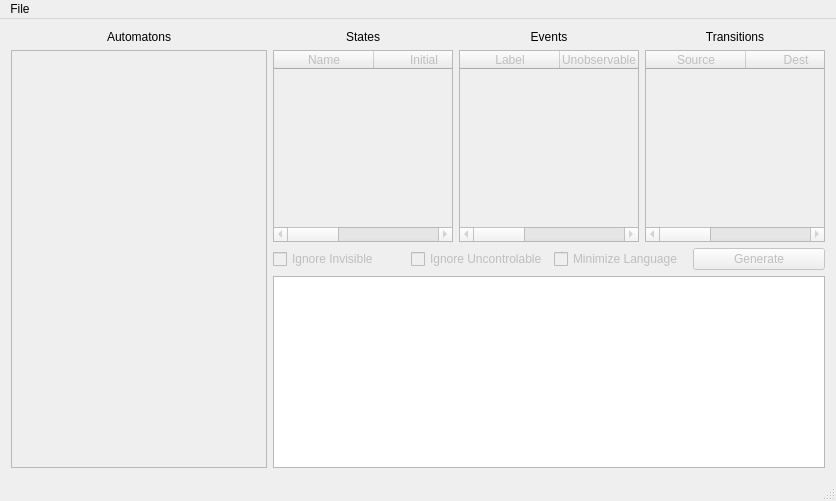
Above: TER_Code/mainwindow.ui from Zelteir/automata-to-regular-language before the change. Below: the same form after it.
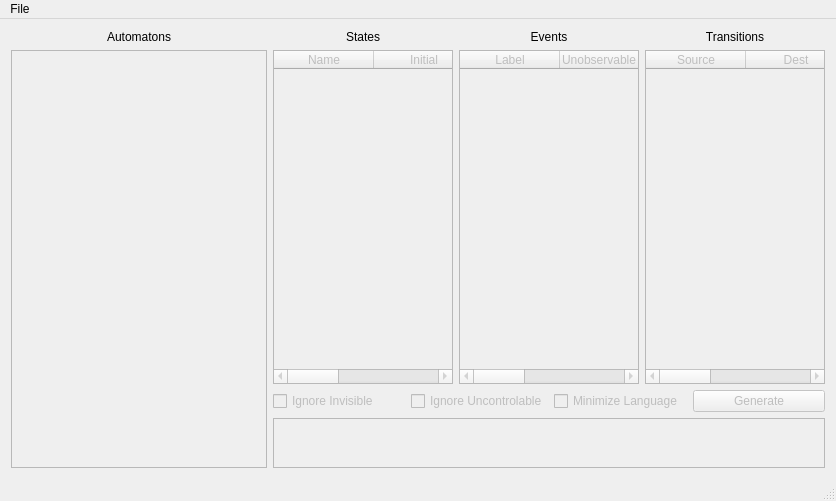
That is the form after the change.

```diff
--- a/TER_Code/mainwindow.ui
+++ b/TER_Code/mainwindow.ui
@@ -237,7 +237,26 @@
        </layout>
       </item>
       <item>
-       <widget class="QPlainTextEdit" name="Generated_Regular_Language"/>
+       <widget class="QPlainTextEdit" name="Generated_Regular_Language">
+        <property name="enabled">
+         <bool>false</bool>
+        </property>
+        <property name="sizePolicy">
+         <sizepolicy hsizetype="Expanding" vsizetype="Minimum">
+          <horstretch>0</horstretch>
+          <verstretch>0</verstretch>
+         </sizepolicy>
+        </property>
+        <property name="maximumSize">
+         <size>
+          <width>16777215</width>
+          <height>50</height>
+         </size>
+        </property>
+        <property name="textInteractionFlags">
+         <set>Qt::TextSelectableByKeyboard|Qt::TextSelectableByMouse</set>
+        </property>
+       </widget>
       </item>
      </layout>
     </item>
```
